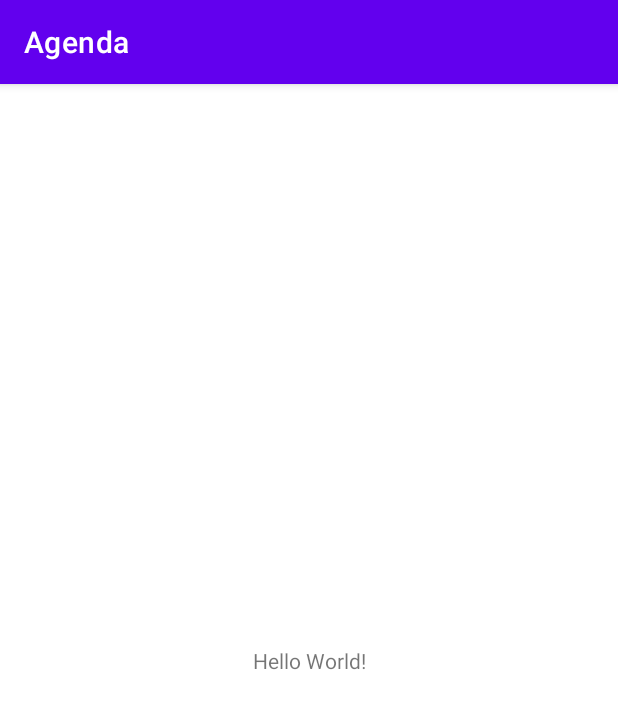
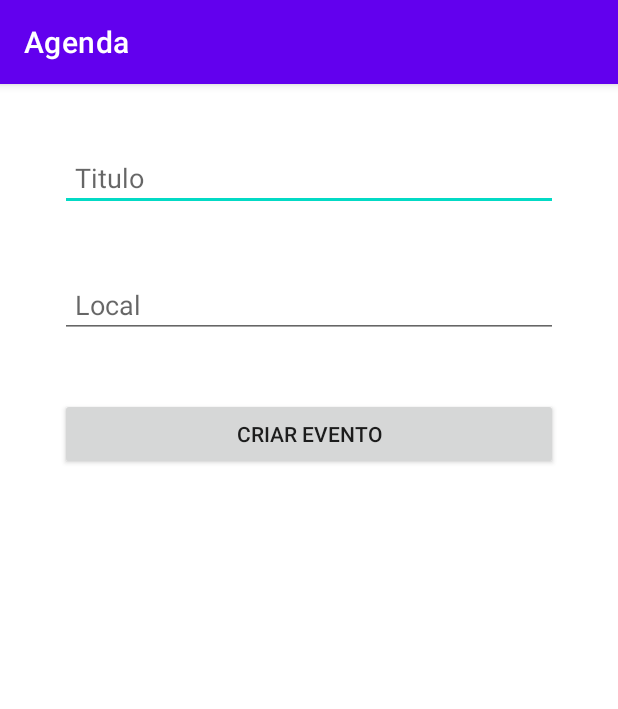
Before and after one commit to lucasvieira93/Agenda, an Android app: the screen it shows after launch (MainActivity), on a phone screen of 412 x 824 dp. Shown: the top 709 px of the screen. Run offline under Robolectric (Android 15) with nearby library versions, the phone set to English and light mode, and no system bars.

Commit message:
add interface

```diff
--- a/app/src/main/res/layout/activity_main.xml
+++ b/app/src/main/res/layout/activity_main.xml
@@ -1,18 +1,38 @@
 <?xml version="1.0" encoding="utf-8"?>
-<androidx.constraintlayout.widget.ConstraintLayout xmlns:android="http://schemas.android.com/apk/res/android"
+<LinearLayout
+    xmlns:android="http://schemas.android.com/apk/res/android"
     xmlns:app="http://schemas.android.com/apk/res-auto"
     xmlns:tools="http://schemas.android.com/tools"
     android:layout_width="match_parent"
     android:layout_height="match_parent"
-    tools:context=".MainActivity">
+    android:orientation="vertical"
+    tools:context=".MainActivity"
+    android:padding="20dp">
 
-    <TextView
-        android:layout_width="wrap_content"
+    <androidx.appcompat.widget.AppCompatEditText
+        android:id="@+id/text_title"
+        android:hint="Titulo"
+        android:layout_width="match_parent"
         android:layout_height="wrap_content"
-        android:text="Hello World!"
-        app:layout_constraintBottom_toBottomOf="parent"
-        app:layout_constraintLeft_toLeftOf="parent"
-        app:layout_constraintRight_toRightOf="parent"
-        app:layout_constraintTop_toTopOf="parent" />
+        android:layout_margin="20dp"
+        android:padding="10dp"
+        />
 
-</androidx.constraintlayout.widget.ConstraintLayout>
+    <androidx.appcompat.widget.AppCompatEditText
+        android:id="@+id/text_local"
+        android:hint="Local"
+        android:layout_width="match_parent"
+        android:layout_height="wrap_content"
+        android:layout_margin="20dp"
+        android:padding="10dp"
+        />
+
+    <androidx.appcompat.widget.AppCompatButton
+        android:id="@+id/set_event"
+        android:layout_width="match_parent"
+        android:layout_height="wrap_content"
+        android:text="Criar evento"
+        android:layout_margin="20dp"
+        android:padding="10dp"/>
+
+</LinearLayout>
```
